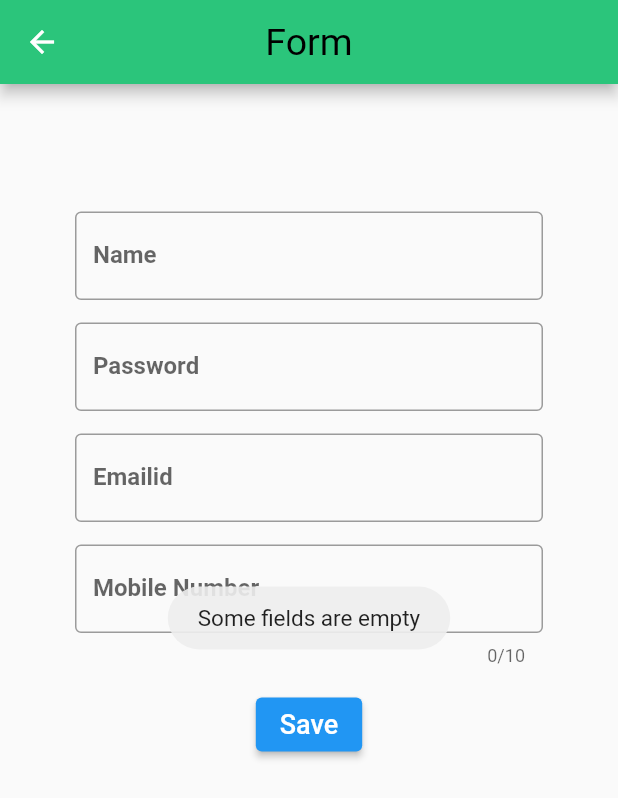
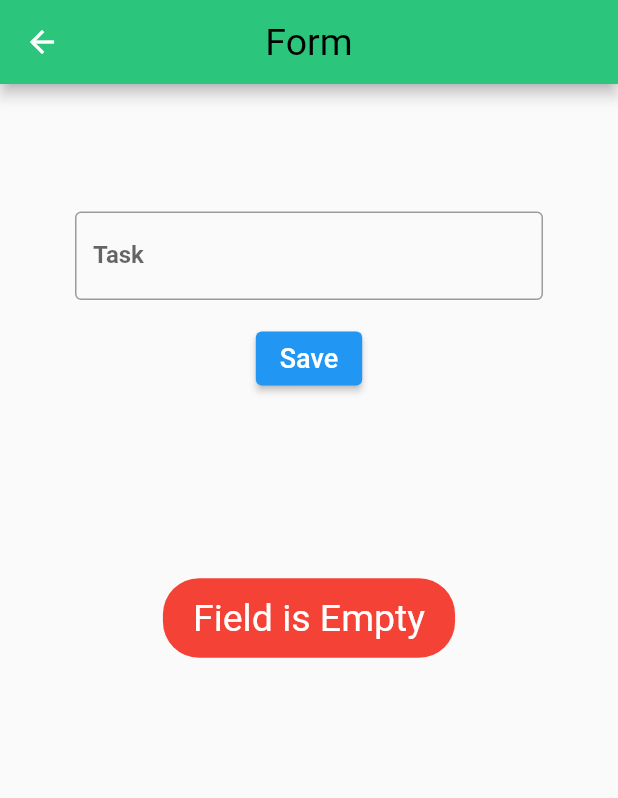
Before and after one commit to SVK5227D/Flutter_Try, a Flutter app: the MainPage screen opened directly, after a tap on "Save", on a phone screen of 412 x 824 dp. Shown: the top 798 px of the screen. Run offline on Flutter 3.47's test engine with Material 2 defaults, Android fonts, the phone set to English and light mode, and no system bars; our stand-ins replace fluttertoast, hive_flutter, shared_preferences; accounts and stored records are empty.

Commit message:
Some Change

```diff
--- a/local_try/lib/home_page.dart
+++ b/local_try/lib/home_page.dart
@@ -1,7 +1,9 @@
+import 'list_page.dart';
 import 'package:flutter/material.dart';
 import 'package:flutter/services.dart';
 import 'package:fluttertoast/fluttertoast.dart';
 import 'package:shared_preferences/shared_preferences.dart';
+
 // ignore_for_file: avoid_print
 // ignore_for_file: unused_import
 // ignore_for_file: depend_on_referenced_packages
@@ -15,9 +17,6 @@ class MainPage extends StatefulWidget {
 
 class _MainPageState extends State<MainPage> {
   TextEditingController nameController = TextEditingController();
-  TextEditingController passwordController = TextEditingController();
-  TextEditingController emailController = TextEditingController();
-  TextEditingController numberController = TextEditingController();
 
   List form = [];
 
@@ -42,56 +41,11 @@ class _MainPageState extends State<MainPage> {
                 controller: nameController,
                 decoration: const InputDecoration(
                   border: OutlineInputBorder(),
-                  labelText: 'Name',
+                  labelText: 'Task',
                   labelStyle: TextStyle(fontWeight: FontWeight.bold),
                   hintStyle: TextStyle(fontWeight: FontWeight.bold),
-                  hintText: 'Enter the your name',
+                  hintText: 'Enter task to add',
                 ),
-              ),
-            ),
-            Container(
-              padding: const EdgeInsets.only(top: 15, left: 50, right: 50),
-              child: TextField(
-                obscureText: true,
-                controller: passwordController,
-                decoration: const InputDecoration(
-                  border: OutlineInputBorder(),
-                  labelText: 'Password',
-                  labelStyle: TextStyle(fontWeight: FontWeight.bold),
-                  hintStyle: TextStyle(fontWeight: FontWeight.bold),
-                  hintText: 'Enter the your paswword',
-                ),
-              ),
-            ),
-            Container(
-              padding: const EdgeInsets.only(top: 15, left: 50, right: 50),
-              child: TextField(
-                controller: emailController,
-                decoration: const InputDecoration(
-                  border: OutlineInputBorder(),
-                  labelText: 'Emailid',
-                  labelStyle: TextStyle(fontWeight: FontWeight.bold),
-                  hintStyle: TextStyle(fontWeight: FontWeight.bold),
-                  hintText: 'Enter the your emailid',
-                ),
-              ),
-            ),
-            Container(
-              padding: const EdgeInsets.only(top: 15, left: 50, right: 50),
-              child: TextField(
-                controller: numberController,
-                decoration: const InputDecoration(
-                  border: OutlineInputBorder(),
-                  labelText: 'Mobile Number',
-                  labelStyle: TextStyle(fontWeight: FontWeight.bold),
-                  hintStyle: TextStyle(fontWeight: FontWeight.bold),
-                  hintText: 'Enter the your number',
-                ),
-                keyboardType: TextInputType.number,
-                inputFormatters: <TextInputFormatter>[
-                  FilteringTextInputFormatter.digitsOnly
-                ],
-                maxLength: 10,
               ),
             ),
             Container(
@@ -99,28 +53,23 @@ class _MainPageState extends State<MainPage> {
               child: ElevatedButton(
                 onPressed: () {
                   String name = nameController.text.trim();
-                  String password = passwordController.text.trim();
-                  String email = emailController.text.trim();
-                  String number = numberController.text.trim();
                   nameController.text = '';
-                  passwordController.text = '';
-                  emailController.text = '';
-                  numberController.text = '';
-                  if (((name.isNotEmpty && password.isNotEmpty) &&
-                      (email.isNotEmpty && number.isNotEmpty))) {
-                    form.add({
-                      'name': name,
-                      'password': password,
-                      'email': email,
-                      'number': number
-                    });
+                  if (name.isNotEmpty) {
+                    form.add(name);
+                    Navigator.push(
+                      context,
+                      MaterialPageRoute(
+                        builder: (contex) => const Viewdata(),
+                      ),
+                    );
                   } else {
                     Fluttertoast.showToast(
-                        msg: 'Some fields are empty',
-                        timeInSecForIosWeb: 2,
+                        msg: 'Field is Empty',
                         gravity: ToastGravity.CENTER,
-                        fontSize: 15);
+                        fontSize: 25,
+                        backgroundColor: Colors.red);
                   }
+
                   print(form);
                 },
                 child: const Text('Save', style: TextStyle(fontSize: 18)),
--- a/local_try/lib/list_page.dart
+++ b/local_try/lib/list_page.dart
@@ -9,7 +9,6 @@ class Viewdata extends StatefulWidget {
 }
 
 class _ViewdataState extends State<Viewdata> {
-
   @override
   Widget build(BuildContext context) {
     return MaterialApp(
@@ -18,6 +17,9 @@ class _ViewdataState extends State<Viewdata> {
         appBar: AppBar(
           title: const Text('Data List'),
           centerTitle: true,
+        ),
+        body: ListView.builder(
+          itemBuilder: (context, index) {},
         ),
         floatingActionButton: FloatingActionButton(
           onPressed: () {
```
